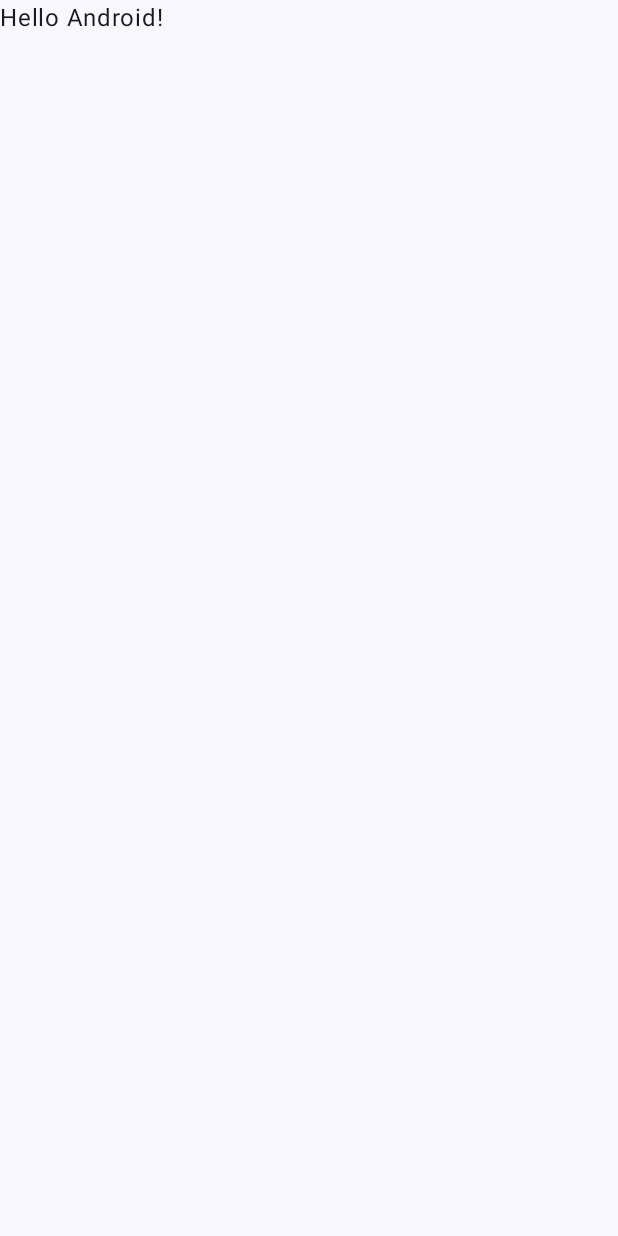
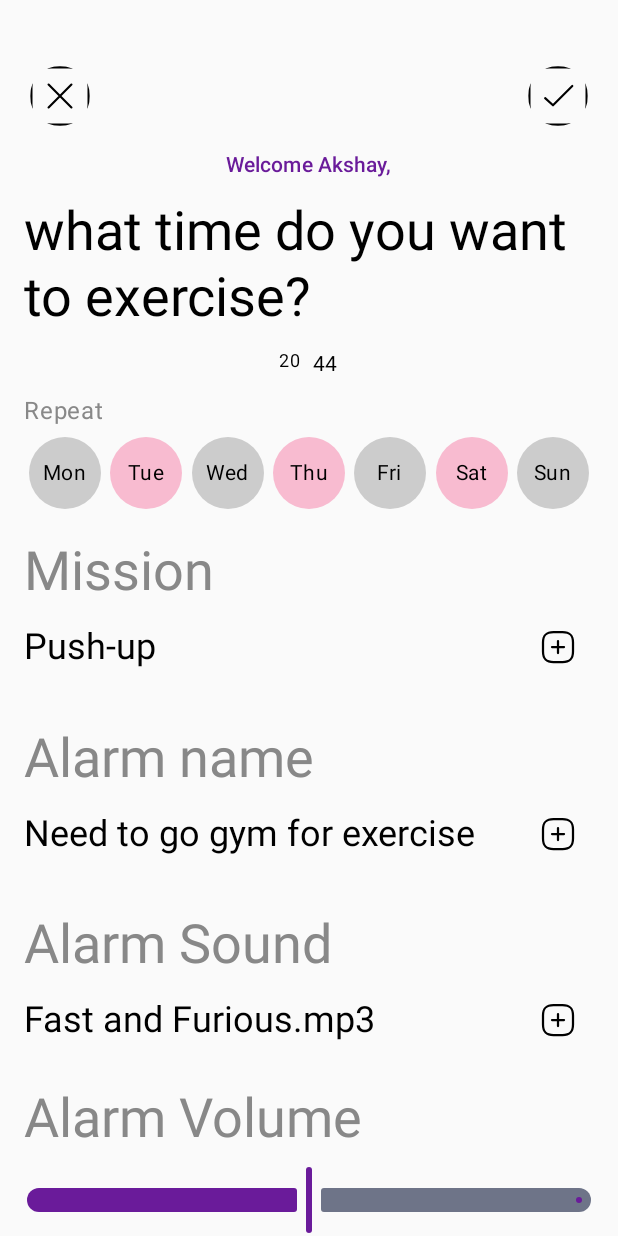
Before and after one commit to asheeshrajput12/mCodeAlarm, an Android app built with Jetpack Compose: the ActivityAddTask screen opened directly, with no data from a screen before it, on a phone screen of 412 x 824 dp. Before the commit the screen is almost empty. Run offline under Robolectric (Android 15) with nearby library versions, the phone set to English and light mode, and no system bars.

Commit message:
implement add task activity

```diff
--- a/app/src/main/java/com/asheeshk/myalarm/ActivityAddTask.kt
+++ b/app/src/main/java/com/asheeshk/myalarm/ActivityAddTask.kt
@@ -1,16 +1,39 @@
 package com.asheeshk.myalarm
 
 import android.os.Bundle
+import android.view.View
 import androidx.activity.ComponentActivity
 import androidx.activity.compose.setContent
 import androidx.activity.enableEdgeToEdge
+import androidx.compose.foundation.background
+import androidx.compose.foundation.layout.Arrangement
+import androidx.compose.foundation.layout.Box
+import androidx.compose.foundation.layout.Column
+import androidx.compose.foundation.layout.Row
+import androidx.compose.foundation.layout.Spacer
 import androidx.compose.foundation.layout.fillMaxSize
+import androidx.compose.foundation.layout.fillMaxWidth
+import androidx.compose.foundation.layout.height
 import androidx.compose.foundation.layout.padding
+import androidx.compose.foundation.layout.size
+import androidx.compose.foundation.layout.width
+import androidx.compose.foundation.layout.wrapContentHeight
+import androidx.compose.foundation.layout.wrapContentWidth
+import androidx.compose.foundation.shape.CircleShape
+import androidx.compose.material3.Icon
+import androidx.compose.material3.IconButton
+import androidx.compose.material3.MaterialTheme
 import androidx.compose.material3.Scaffold
+import androidx.compose.material3.Slider
+import androidx.compose.material3.SliderDefaults
 import androidx.compose.material3.Text
 import androidx.compose.runtime.Composable
+import androidx.compose.ui.Alignment
 import androidx.compose.ui.Modifier
+import androidx.compose.ui.graphics.Color
+import androidx.compose.ui.res.painterResource
 import androidx.compose.ui.tooling.preview.Preview
+import androidx.compose.ui.unit.dp
 import com.asheeshk.myalarm.ui.theme.MyAlarmTheme
 
 class ActivityAddTask : ComponentActivity() {
@@ -18,13 +41,13 @@ class ActivityAddTask : ComponentActivity() {
         super.onCreate(savedInstanceState)
         enableEdgeToEdge()
         setContent {
+            window.decorView.systemUiVisibility = (
+                    View.SYSTEM_UI_FLAG_LAYOUT_STABLE
+                            or View.SYSTEM_UI_FLAG_LAYOUT_FULLSCREEN
+                            or View.SYSTEM_UI_FLAG_LAYOUT_HIDE_NAVIGATION
+                    )
             MyAlarmTheme {
-                Scaffold(modifier = Modifier.fillMaxSize()) { innerPadding ->
-                    Greeting(
-                        name = "Android",
-                        modifier = Modifier.padding(innerPadding)
-                    )
-                }
+                ExerciseAlarmScreen()
             }
         }
     }
@@ -45,3 +68,154 @@ fun GreetingPreview() {
         Greeting("Android")
     }
 }
+@Preview(showBackground = true)
+@Composable
+fun ExerciseAlarmScreen(userName: String = "Akshay") {
+    Column(
+        modifier = Modifier
+            .fillMaxSize()
+            .padding(top = 40.dp, start = 16.dp, end = 16.dp),
+        horizontalAlignment = Alignment.CenterHorizontally,
+        verticalArrangement = Arrangement.SpaceBetween
+    ) {
+        // Top Action Row
+        Row(
+            modifier = Modifier.fillMaxWidth(),
+            horizontalArrangement = Arrangement.SpaceBetween
+        ) {
+            IconButton(onClick = { /* Handle close action */ },
+                modifier = Modifier.wrapContentWidth().wrapContentHeight()) {
+                Icon(
+                    painter = painterResource(id = R.drawable.ic_rounded_back), // Replace with your close icon
+                    contentDescription = "Close"
+                )
+            }
+            IconButton(onClick = { /* Handle save action */ }) {
+                Icon(
+                    painter = painterResource(id = R.drawable.ic_square_check), // Replace with your check icon
+                    contentDescription = "Save"
+                )
+            }
+        }
+
+        // Welcome Text
+        Text(
+            text = "Welcome $userName,",
+            style = MaterialTheme.typography.labelLarge,
+            color = Color(0xFF6A1B9A) // Purple color
+        )
+
+        Text(
+            text = "what time do you want to exercise?",
+            style = MaterialTheme.typography.displaySmall
+        )
+
+        // Time Picker
+        Row(
+            modifier = Modifier.fillMaxWidth(),
+            horizontalArrangement = Arrangement.Center
+        ) {
+            Text(
+                text = "20", // Replace with time state
+                style = MaterialTheme.typography.bodySmall,
+                color = Color.Black
+            )
+            Spacer(modifier = Modifier.width(8.dp))
+            Text(
+                text = "44", // Replace with time state
+                style = MaterialTheme.typography.bodyMedium,
+                color = Color.Black
+            )
+        }
+
+        // Repeat Section
+        Column(modifier = Modifier.fillMaxWidth()) {
+            Text(
+                text = "Repeat",
+                style = MaterialTheme.typography.bodyLarge,
+                color = Color.Gray
+            )
+            Spacer(modifier = Modifier.height(8.dp))
+            Row(
+                horizontalArrangement = Arrangement.SpaceAround,
+                modifier = Modifier.fillMaxWidth()
+            ) {
+                val days = listOf("Mon", "Tue", "Wed", "Thu", "Fri", "Sat", "Sun")
+                days.forEach { day ->
+                    Box(
+                        modifier = Modifier
+                            .size(48.dp)
+                            .background(
+                                color = if (day == "Tue" || day == "Thu" || day == "Sat") Color(
+                                    0xFFF8BBD0
+                                ) else Color.LightGray,
+                                shape = CircleShape
+                            ),
+                        contentAlignment = Alignment.Center
+                    ) {
+                        Text(text = day, style = MaterialTheme.typography.bodyMedium)
+                    }
+                }
+            }
+        }
+
+        // Mission Section
+        SettingItem(title = "Mission", value = "Push-up")
+
+        // Alarm Name Section
+        SettingItem(title = "Alarm name", value = "Need to go gym for exercise")
+
+        // Alarm Sound Section
+        SettingItem(title = "Alarm Sound", value = "Fast and Furious.mp3")
+
+        // Alarm Volume Section
+        Column(modifier = Modifier.fillMaxWidth()) {
+            Text(
+                text = "Alarm Volume",
+                style = MaterialTheme.typography.displaySmall,
+                color = Color.Gray
+            )
+            Spacer(modifier = Modifier.height(8.dp))
+            Slider(
+                value = 0.5f, // Replace with volume state
+                onValueChange = { /* Update volume */ },
+                modifier = Modifier.fillMaxWidth(),
+                colors = SliderDefaults.colors(
+                    thumbColor = Color(0xFF6A1B9A),
+                    activeTrackColor = Color(0xFF6A1B9A)
+                )
+            )
+        }
+    }
+}
+
+@Composable
+fun SettingItem(title: String, value: String) {
+    Column(modifier = Modifier
+        .fillMaxWidth()
+        .padding(vertical = 8.dp)) {
+        Text(
+            text = title,
+            style = MaterialTheme.typography.displaySmall,
+            color = Color.Gray
+        )
+        Spacer(modifier = Modifier.height(4.dp))
+        Row(
+            modifier = Modifier.fillMaxWidth(),
+            horizontalArrangement = Arrangement.SpaceBetween,
+            verticalAlignment = Alignment.CenterVertically
+        ) {
+            Text(
+                text = value,
+                style = MaterialTheme.typography.headlineSmall,
+                color = Color.Black
+            )
+            IconButton(onClick = { /* Handle click */ }) {
+                Icon(
+                    painter = painterResource(id = R.drawable.ic_add_square), // Replace with your arrow icon
+                    contentDescription = null
+                )
+            }
+        }
+    }
+}
--- a/app/src/main/java/com/asheeshk/myalarm/ActivityTabView.kt
+++ b/app/src/main/java/com/asheeshk/myalarm/ActivityTabView.kt
@@ -1,9 +1,7 @@
 package com.asheeshk.myalarm
 
-import android.app.Activity
-import android.content.Context
+
 import android.content.Intent
-import android.graphics.drawable.PaintDrawable
 import android.os.Bundle
 import android.view.View
 import androidx.activity.ComponentActivity
@@ -16,31 +14,17 @@ import androidx.compose.foundation.layout.*
 import androidx.compose.foundation.pager.HorizontalPager
 import androidx.compose.foundation.pager.rememberPagerState
 import androidx.compose.foundation.shape.CircleShape
-import androidx.compose.foundation.shape.RoundedCornerShape
-import androidx.compose.material.icons.Icons
-import androidx.compose.material.icons.filled.Add
-import androidx.compose.material.icons.filled.Home
-import androidx.compose.material.icons.filled.Person
-import androidx.compose.material.icons.filled.Search
-import androidx.compose.material.icons.filled.Settings
-import androidx.compose.material.icons.filled.ShoppingCart
 import androidx.compose.material3.*
 import androidx.compose.runtime.Composable
-import androidx.compose.runtime.mutableStateOf
-import androidx.compose.runtime.remember
 import androidx.compose.runtime.rememberCoroutineScope
 import androidx.compose.ui.Alignment
 import androidx.compose.ui.Modifier
 import androidx.compose.ui.draw.clip
 import androidx.compose.ui.draw.shadow
 import androidx.compose.ui.geometry.Offset
-import androidx.compose.ui.graphics.Brush
 import androidx.compose.ui.graphics.Brush.Companion.linearGradient
 import androidx.compose.ui.graphics.Color
-import androidx.compose.ui.graphics.Color.Companion.White
-import androidx.compose.ui.graphics.graphicsLayer
 import androidx.compose.ui.graphics.painter.Painter
-import androidx.compose.ui.graphics.vector.ImageVector
 import androidx.compose.ui.layout.ContentScale
 import androidx.compose.ui.platform.LocalContext
 import androidx.compose.ui.res.painterResource
@@ -48,8 +32,6 @@ import androidx.compose.ui.text.font.FontWeight
 import androidx.compose.ui.tooling.preview.Preview
 import androidx.compose.ui.unit.dp
 import androidx.compose.ui.unit.sp
-import androidx.core.content.ContextCompat.startActivity
-import com.asheeshk.myalarm.ui.theme.MyAlarmTheme
 import com.asheeshk.myalarm.ui.theme.Purple80
 import kotlinx.coroutines.launch
 
@@ -136,7 +118,7 @@ fun TabsView() {
                 val addIcon = painterResource(id = R.drawable.ic_add_square) // Replace with your actual drawable resource
                 FloatingActionButton(
                     onClick = {
-                        val intent = Intent(context, MainActivity::class.java)
+                        val intent = Intent(context, ActivityAddTask::class.java)
                         context.startActivity(intent)
                               },
                     modifier = Modifier
--- /dev/null
+++ b/app/src/main/res/drawable/ic_rounded_back.xml
@@ -0,0 +1,20 @@
+<vector xmlns:android="http://schemas.android.com/apk/res/android"
+    android:width="42dp"
+    android:height="42dp"
+    android:viewportWidth="42"
+    android:viewportHeight="42">
+  <path
+      android:pathData="M27,1L15,1C5,1 1,5 1,15L1,27C1,37 5,41 15,41L27,41C37,41 41,37 41,27L41,15C41,5 37,1 27,1Z"
+      android:strokeLineJoin="round"
+      android:strokeWidth="1.5"
+      android:fillColor="#00000000"
+      android:strokeColor="#8B878F"
+      android:strokeLineCap="round"/>
+  <path
+      android:pathData="M29,13L21,21M21,21L29,29M21,21L13,13M21,21L13,29"
+      android:strokeLineJoin="round"
+      android:strokeWidth="1.5"
+      android:fillColor="#00000000"
+      android:strokeColor="#8B878F"
+      android:strokeLineCap="round"/>
+</vector>
--- /dev/null
+++ b/app/src/main/res/drawable/ic_square_check.xml
@@ -0,0 +1,20 @@
+<vector xmlns:android="http://schemas.android.com/apk/res/android"
+    android:width="42dp"
+    android:height="42dp"
+    android:viewportWidth="42"
+    android:viewportHeight="42">
+  <path
+      android:pathData="M27,1L15,1C5,1 1,5 1,15L1,27C1,37 5,41 15,41L27,41C37,41 41,37 41,27L41,15C41,5 37,1 27,1Z"
+      android:strokeLineJoin="round"
+      android:strokeWidth="1.5"
+      android:fillColor="#00000000"
+      android:strokeColor="#774C9E"
+      android:strokeLineCap="round"/>
+  <path
+      android:pathData="M31,14L17.5,27.5L12,22.5"
+      android:strokeLineJoin="round"
+      android:strokeWidth="1.5"
+      android:fillColor="#00000000"
+      android:strokeColor="#774C9E"
+      android:strokeLineCap="round"/>
+</vector>
```
